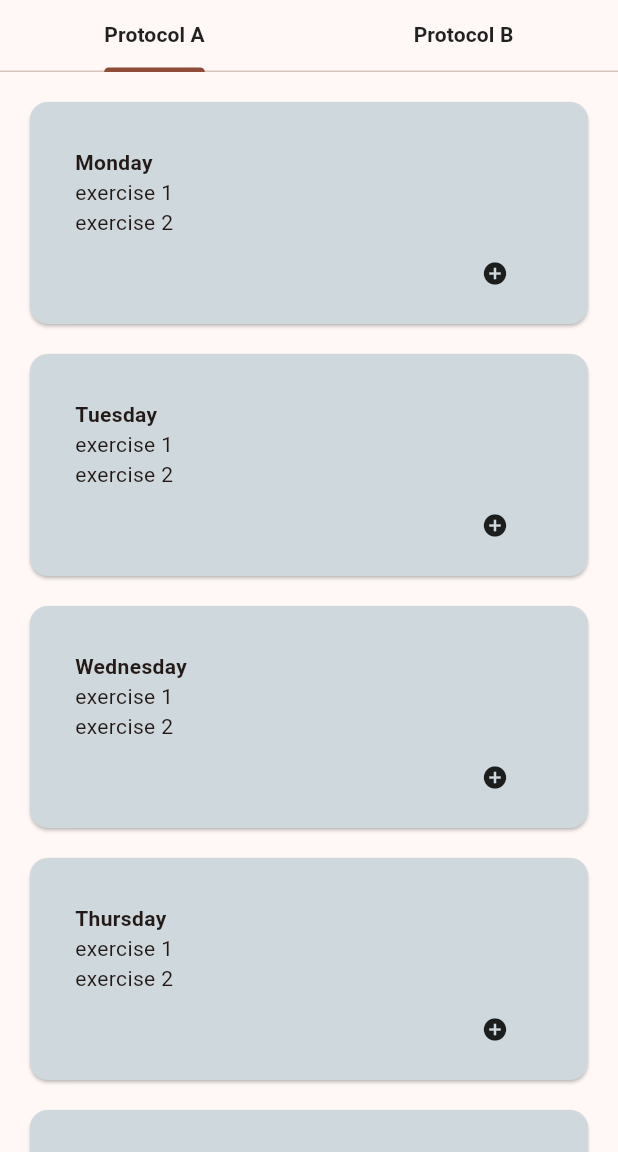
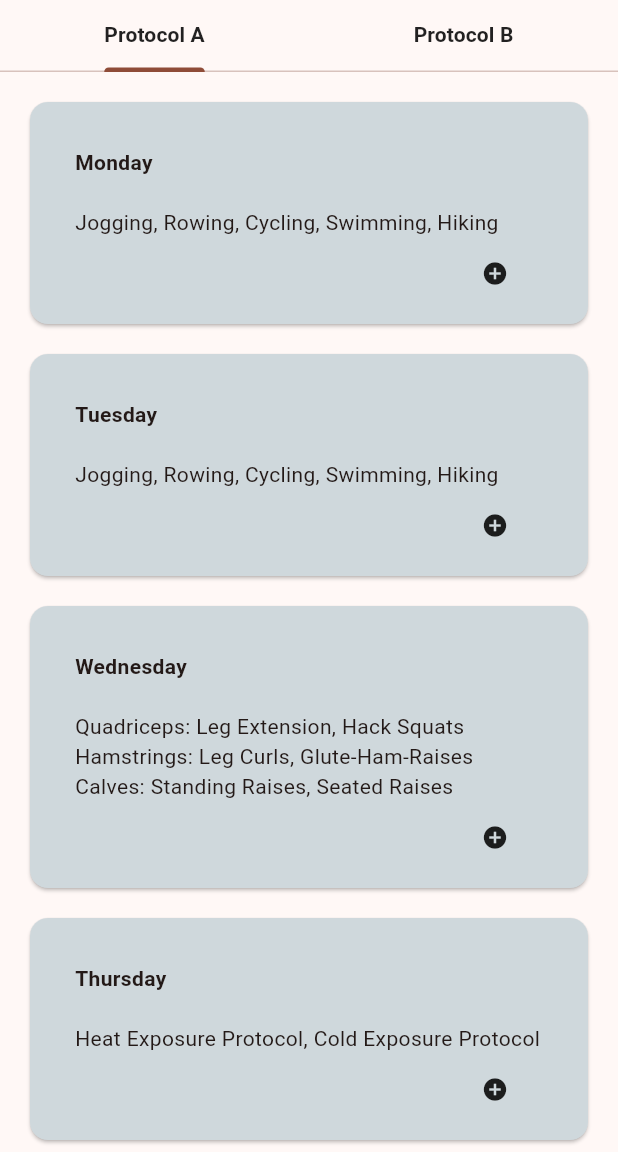
Before and after one commit to shanquanSQ/training_notes_flutter, a Flutter app: the screen it shows after launch, on a phone screen of 412 x 824 dp, the part 84-1236 px from its top. Run offline on Flutter 3.47's test engine with Material 3 defaults, Android fonts, the phone set to English and light mode, and no system bars; our stand-ins replace isar; accounts and stored records are empty; generated files the repository leaves out were written again.

Commit message:
parse JSON

```diff
--- /dev/null
+++ b/assets/exercise_info.dart
@@ -0,0 +1,80 @@
+const data = [
+  {
+    "id": 1,
+    "exerInfo": {
+      1 : {
+        "Exercises": ["Jogging", "Rowing", "Cycling", "Swimming", "Hiking"],
+      }
+    }
+  },
+  {
+    "id": 2,
+    "exerInfo": {
+     2 : {
+        "Exercises": ["Jogging", "Rowing", "Cycling", "Swimming", "Hiking"],
+      }
+    }
+  },
+  {
+    "id": 3,
+    "exerInfo": {
+      3 : {
+        "Exercises": {
+          "Quadriceps": ["Leg Extension", "Hack Squats"],
+          "Hamstrings": ["Leg Curls", "Glute-Ham-Raises"],
+          "Calves": ["Standing Raises", "Seated Raises"]
+        },
+      }
+    }
+  },
+  {
+    "id": 4,
+    "exerInfo": {
+      4 : {
+        "Exercises": ["Heat Exposure Protocol", "Cold Exposure Protocol"],
+      }
+    }
+  },
+  {
+    "id": 5,
+    "exerInfo": {
+      5 : {
+        "Exercises": {
+          "Chest": ["Incline Press", "Cable Crossover"],
+          "Back": ["Chin-Up or Pull-Up", "Seated Row or Dumbbell Row"],
+          "Shoulders": ["Shoulder Press", "Lateral Raises", "Rear Deltoid Flies"],
+          "Neck": ["Neck Exercises"],
+          "Cardio":
+              "Running, rowing, cycling, jumping jacks, stair-climb, jump rope — ideally done outside.",
+        }
+      }
+    }
+  },
+  {
+    "id": 6,
+    "exerInfo": {
+      6 : {
+        "Exercises": [
+          "Assault Bike",
+          "Sprint/Jog Intervals",
+          "Rowing",
+          "Skiing Machine",
+          "Sand Sprints"
+        ],
+      }
+    }
+  },
+  {
+    "id": 7,
+    "exerInfo": {
+      7: {
+        "Exercises": {
+          "Biceps": ["Incline Curl", "Dumbbell Curls"],
+          "Triceps": ["Overhead Extensions", "Triceps Dips or Regular Dips"],
+          "Calves": ["Standing Calf Raise", "Seated Calf Raise", "Tibialis Raises"],
+          "Neck": ["Neck Exercises"],
+        }
+      }
+    }
+  }
+];
--- /dev/null
+++ b/assets/protocol_a.json
@@ -0,0 +1,136 @@
+{
+  "days": [
+    {
+      "id": 1,
+      "data": {
+        "Sunday": {
+          "Exercises": [
+            "Jogging",
+            "Rowing",
+            "Cycling",
+            "Swimming",
+            "Hiking"
+          ],
+          "Description": ["point 1", "point 2"]
+        }
+      }
+    },
+    {
+      "id": 2,
+      "data": {
+        "Monday": {
+          "Exercises": [
+            "Jogging",
+            "Rowing",
+            "Cycling",
+            "Swimming",
+            "Hiking"
+          ],
+          "Description": ["point 1", "point 2"]
+        }
+      }
+    },
+    {
+      "id": 3,
+      "data": {
+        "Tuesday": {
+          "Exercises": {
+            "Quadriceps": [
+              "Leg Extension",
+              "Hack Squats"
+            ],
+            "Hamstrings": [
+              "Leg Curls",
+              "Glute-Ham-Raises"
+            ],
+            "Calves": [
+              "Standing Raises",
+              "Seated Raises"
+            ]
+          },
+          "Description": ["point 1", "point 2"]
+        }
+      }
+    },
+    {
+      "id": 4,
+      "data": {
+        "Wednesday": {
+          "Exercises": [
+            "Heat Exposure Protocol",
+            "Cold Exposure Protocol"
+          ],
+          "Description": ["point 1", "point 2"]
+        }
+      }
+    },
+    {
+      "id": 5,
+      "data": {
+        "Thursday": {
+          "Exercises": {
+            "Chest": [
+              "Incline Press",
+              "Cable Crossover"
+            ],
+            "Back": [
+              "Chin-Up or Pull-Up",
+              "Seated Row or Dumbbell Row"
+            ],
+            "Shoulders": [
+              "Shoulder Press",
+              "Lateral Raises",
+              "Rear Deltoid Flies"
+            ],
+            "Neck": [
+              "Neck Exercises"
+            ],
+            "Cardio": "Running, rowing, cycling, jumping jacks, stair-climb, jump rope — ideally done outside.",
+            "Description": ["point 1", "point 2"]
+          }
+        }
+      }
+    },
+    {
+      "id": 6,
+      "data": {
+        "Friday": {
+          "Exercises": [
+            "Assault Bike",
+            "Sprint/Jog Intervals",
+            "Rowing",
+            "Skiing Machine",
+            "Sand Sprints"
+          ],
+          "Description": ["point 1", "point 2"]
+        }
+      }
+    },
+    {
+      "id": 7,
+      "data": {
+        "Saturday": {
+          "Exercises": {
+            "Biceps": [
+              "Incline Curl",
+              "Dumbbell Curls"
+            ],
+            "Triceps": [
+              "Overhead Extensions",
+              "Triceps Dips or Regular Dips"
+            ],
+            "Calves": [
+              "Standing Calf Raise",
+              "Seated Calf Raise",
+              "Tibialis Raises"
+            ],
+            "Neck": [
+              "Neck Exercises"
+            ],
+            "Description": ["point 1", "point 2"]
+          }
+        }
+      }
+    }
+  ]
+}
--- a/lib/Components/daily_card.dart
+++ b/lib/Components/daily_card.dart
@@ -1,10 +1,12 @@
 import 'package:flutter/material.dart';
+import 'package:provider/provider.dart';
+import 'package:trngprotocol_app/models/note_database.dart';
 
 class DayCard extends StatefulWidget {
   // const DayCard({super.key});
 
   late String dayName;
-  late List<String> exerciseList;
+  late List<dynamic> exerciseList;
 
   // List<String> exerciseList = ['chin up', 'push up'];
 
@@ -32,7 +34,7 @@ class _DayCardState extends State<DayCard> {
                     const Text('Input New Exercise:'),
                     TextField(
                       controller: textController,
-                      maxLines: 5,
+                      // maxLines: 5,
                       decoration: InputDecoration(),
                     ),
                   ],
@@ -40,17 +42,31 @@ class _DayCardState extends State<DayCard> {
                 actions: [
                   TextButton(
                     onPressed: () {
-                      print('yay');
-                      textController.clear(); // To remove text on next dialog
+                      // Create Note Functionality
+                      context.read<NoteDatabase>().addNote(textController.text, widget.dayName, 1);
+
+                      // Remove text from next dialog + remove modal dialog
+                      textController.clear();
                       Navigator.pop(context);
                     },
                     child: const Text(
                       'Create',
                       // style: TextStyle(),
                     ),
+                  ),
+                  TextButton(
+                    onPressed: () {
+                      Navigator.pop(context);
+                    },
+                    child: const Text('Close'),
                   )
                 ],
               ));
+    }
+
+    // Read Database - Get all entries for the dayOfWeek , and sort by exerciseOrder
+    void getAllExercise(){
+
     }
 
     return Card(
--- a/lib/Screens/training_a.dart
+++ b/lib/Screens/training_a.dart
@@ -1,12 +1,99 @@
 import 'package:flutter/material.dart';
+import 'dart:convert'; // to decode JSONs
+
+// Import Components
+import 'package:trngprotocol_app/Components/daily_card.dart';
+import 'package:trngprotocol_app/Utilities/exercise.dart';
 
 // Import Exercises
 
-// Import Components
-import 'package:trngprotocol_app/Components/daily_card.dart';
-
 class TrainingA extends StatelessWidget {
   // const TrainingA({super.key});
+  late List<Exercise> exerciseList = getAllExercises();
+
+  static getAllExercises() {
+    const data = [
+      {
+        "id": 1,
+        "exerInfo": {
+          1: {
+            "Exercises": ["Jogging", "Rowing", "Cycling", "Swimming", "Hiking"],
+          }
+        }
+      },
+      {
+        "id": 2,
+        "exerInfo": {
+          2: {
+            "Exercises": ["Jogging", "Rowing", "Cycling", "Swimming", "Hiking"],
+          }
+        }
+      },
+      {
+        "id": 3,
+        "exerInfo": {
+          3: {
+            "Exercises": {
+              "Quadriceps": ["Leg Extension", "Hack Squats"],
+              "Hamstrings": ["Leg Curls", "Glute-Ham-Raises"],
+              "Calves": ["Standing Raises", "Seated Raises"]
+            },
+          }
+        }
+      },
+      {
+        "id": 4,
+        "exerInfo": {
+          4: {
+            "Exercises": ["Heat Exposure Protocol", "Cold Exposure Protocol"],
+          }
+        }
+      },
+      {
+        "id": 5,
+        "exerInfo": {
+          5: {
+            "Exercises": {
+              "Chest": ["Incline Press", "Cable Crossover"],
+              "Back": ["Chin-Up or Pull-Up", "Seated Row or Dumbbell Row"],
+              "Shoulders": ["Shoulder Press", "Lateral Raises", "Rear Deltoid Flies"],
+              "Neck": ["Neck Exercises"],
+              "Cardio":
+              "Running, rowing, cycling, jumping jacks, stair-climb, jump rope — ideally done outside.",
+            }
+          }
+        }
+      },
+      {
+        "id": 6,
+        "exerInfo": {
+          6: {
+            "Exercises": [
+              "Assault Bike",
+              "Sprint/Jog Intervals",
+              "Rowing",
+              "Skiing Machine",
+              "Sand Sprints"
+            ],
+          }
+        }
+      },
+      {
+        "id": 7,
+        "exerInfo": {
+          7: {
+            "Exercises": {
+              "Biceps": ["Incline Curl", "Dumbbell Curls"],
+              "Triceps": ["Overhead Extensions", "Triceps Dips or Regular Dips"],
+              "Calves": ["Standing Calf Raise", "Seated Calf Raise", "Tibialis Raises"],
+              "Neck": ["Neck Exercises"],
+            }
+          }
+        }
+      }
+    ];
+    return data.map<Exercise>(Exercise.fromJson).toList();
+  }
 
   final List _exercises = [
     'Monday',
@@ -20,6 +107,9 @@ class TrainingA extends StatelessWidget {
 
   @override
   Widget build(BuildContext context) {
+    print('printing');
+    print(exerciseList[1].getDaysExercises());
+
     return Scaffold(
       body: ListView.builder(
           padding: const EdgeInsets.fromLTRB(0.0, 0.0, 0.0, 50.0),
@@ -27,7 +117,8 @@ class TrainingA extends StatelessWidget {
           itemBuilder: (context, index) {
             return DayCard(
               dayName: _exercises[index],
-              exerciseList: ['exercise 1', 'exercise 2'], // Will take from Database
+              // exerciseList: ['exercise 1', 'exercise 2'], // Will take from Database
+              exerciseList: [exerciseList[index].getDaysExercises()], // Will take from Database
             );
           }),
     );
--- /dev/null
+++ b/lib/Utilities/exercise.dart
@@ -0,0 +1,61 @@
+class Exercise {
+  late int id;
+  late Map exerciseList;
+
+  Exercise({required this.id, required this.exerciseList});
+
+  static Exercise fromJson(json) => Exercise(
+        id: json['id'],
+        exerciseList: json['exerInfo'][json['id']],
+      );
+
+  @override
+  String toString() {
+    return 'Exercise(id: $id, exerciseList: $exerciseList)';
+    // return 'Exercise(id: $id, exerciseList: $exerciseList)';
+  }
+
+  // String getDaysExercises() {
+  //   return '$exerciseList';
+  // }
+
+  String formatExercise(dynamic value) {
+    if (value is List) {
+      return value.join(", ");
+    } else if (value is Map) {
+      List<String> formattedSubExercises = [];
+
+      value.forEach((key, subValue) {
+        formattedSubExercises.add('$key: ${formatExercise(subValue)}');
+      });
+
+      return formattedSubExercises.join("\n");
+    } else {
+      return value.toString();
+    }
+  }
+
+  String getDaysExercises() {
+    List<String> formattedExercises = [];
+
+    exerciseList.forEach((key, value) {
+      if (key == 'Exercises') {
+        formattedExercises.add('\n${formatExercise(value)}');
+      } else {
+        formattedExercises.add('$key:\n\n${formatExercise(value)}');
+      }
+    });
+
+    return formattedExercises.join("\n");
+  }
+}
+
+// String getDaysExercises() {
+//   List<String> formattedExercises = [];
+//
+//   exerciseList.forEach((key, value) {
+//     formattedExercises.add('$key: ${value is List ? value.join(", ") : value}');
+//   });
+//
+//   return formattedExercises.join("\n");
+// }
--- a/lib/models/note.dart
+++ b/lib/models/note.dart
@@ -3,9 +3,11 @@ import 'package:isar/isar.dart';
 part 'note.g.dart'; // This line is needed to generate file <filename>.g.dart
 // Then run: dart run build_runner build
 
-@collection
-// @Collection() // Add this line before the class
+// @collection
+@Collection() // Add this line before the class
 class Note {
   Id id = Isar.autoIncrement;
   late String text;
+  late String dayOfWeek;
+  late int exerciseOrder;
 }
--- a/pubspec.yaml
+++ b/pubspec.yaml
@@ -65,9 +65,8 @@ flutter:
   uses-material-design: true
 
   # To add assets to your application, add an assets section, like this:
-  # assets:
-  #   - images/a_dot_burr.jpeg
-  #   - images/a_dot_ham.jpeg
+  assets:
+    - assets/
 
   # An image asset can refer to one or more resolution-specific "variants", see
   # https://flutter.dev/assets-and-images/#resolution-aware
```
Also changed, not shown: lib/models/note_database.dart (+12 -7 lines), lib/Utilities/exercise_desc_a.dart (added), lib/Utilities/exercise_description_a.dart (deleted), lib/models/note.g.dart.
